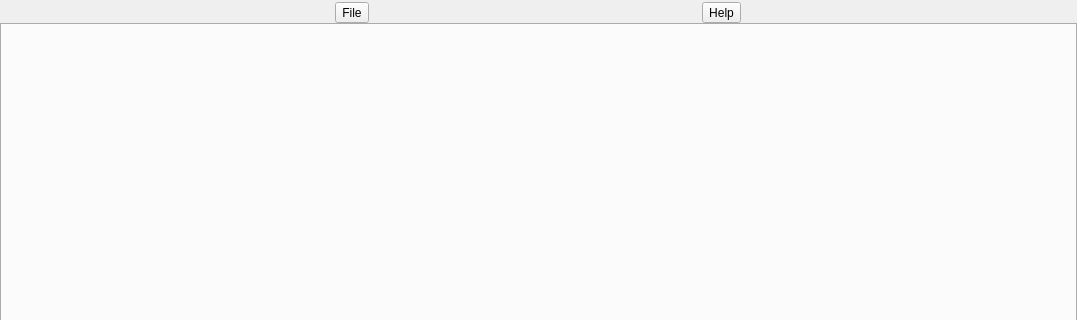
This is AquaWave.ui in AquaCreatura/AquaWave as Qt 5 draws it before an edit; both pictures show x 0 to 1077 and y 0 to 320 of the 1077 by 617 pixel window. The edited form follows.
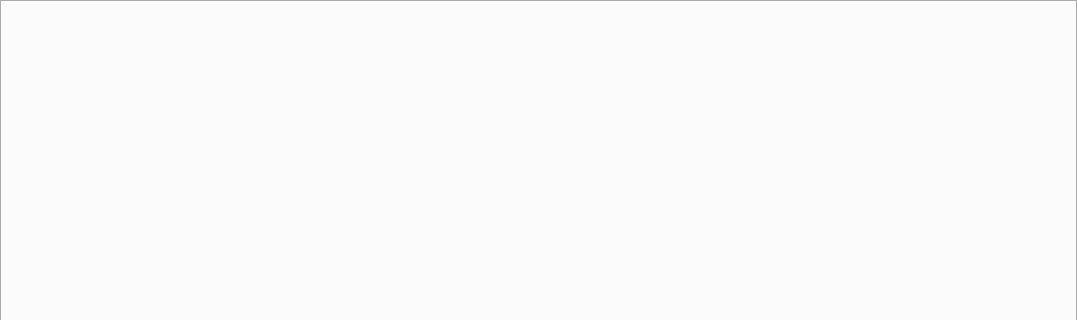
This is the edited form.

```diff
--- a/AquaWave.ui
+++ b/AquaWave.ui
@@ -56,61 +56,10 @@
       <property name="tabBarAutoHide">
        <bool>false</bool>
       </property>
-     </widget>
-    </item>
-    <item row="0" column="0">
-     <layout class="QHBoxLayout" name="main_title_layout">
-      <property name="spacing">
-       <number>0</number>
-      </property>
-      <item>
-       <widget class="QWidget" name="main_button_panel" native="true">
-        <property name="minimumSize">
-         <size>
-          <width>43</width>
-          <height>0</height>
-         </size>
-        </property>
-        <property name="layoutDirection">
-         <enum>Qt::LeftToRight</enum>
-        </property>
-        <layout class="QHBoxLayout" name="horizontalLayout">
-         <property name="spacing">
-          <number>0</number>
-         </property>
-         <property name="leftMargin">
-          <number>2</number>
-         </property>
-         <property name="topMargin">
-          <number>2</number>
-         </property>
-         <property name="rightMargin">
-          <number>2</number>
-         </property>
-         <property name="bottomMargin">
-          <number>0</number>
-         </property>
-         <item>
-          <widget class="QToolButton" name="file_open_button">
-           <property name="text">
-            <string>File</string>
-           </property>
-          </widget>
-         </item>
-         <item>
-          <widget class="QToolButton" name="toolButton">
-           <property name="text">
-            <string>Help</string>
-           </property>
-          </widget>
-         </item>
-        </layout>
-       </widget>
-      </item>
-     </layout>
-    </item>
-   </layout>
-  </widget>
+</widget>
+     </item>
+    </layout>
+   </widget>
   <action name="new_file_menu_action">
    <property name="text">
     <string>Open</string>
```
